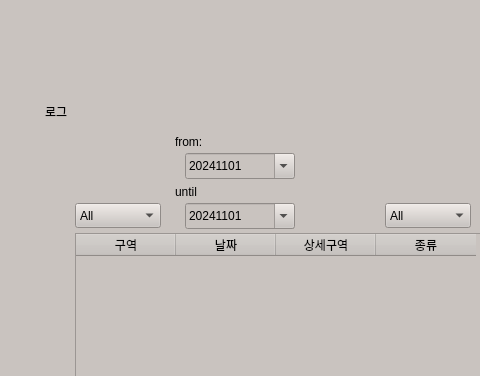
addinedu-ros-6th/ros-repo-3, file client_pc/gui_pkg_ws/src/gui_manager_pkg/gui_manager_pkg/test_gui.ui: the form before one commit; both pictures show x 236 to 716 and y 0 to 376 of the 1027 by 679 pixel window.
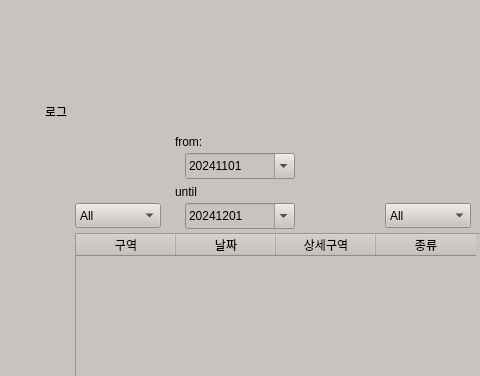
The form after the commit. The open tabs and pages were chosen to show the change. Icons and pictures are not drawn.

Patch:
```diff
--- a/client_pc/gui_pkg_ws/src/gui_manager_pkg/gui_manager_pkg/test_gui.ui
+++ b/client_pc/gui_pkg_ws/src/gui_manager_pkg/gui_manager_pkg/test_gui.ui
@@ -2270,7 +2270,7 @@
              <minute>0</minute>
              <second>0</second>
              <year>2024</year>
-             <month>11</month>
+             <month>12</month>
              <day>1</day>
             </datetime>
            </property>
@@ -2280,6 +2280,13 @@
            <property name="calendarPopup">
             <bool>true</bool>
            </property>
+           <property name="date">
+            <date>
+             <year>2024</year>
+             <month>12</month>
+             <day>1</day>
+            </date>
+           </property>
           </widget>
           <widget class="QComboBox" name="disease_check_box_2">
            <property name="geometry">
```
Left out of the diff: 39 changed lines with no effect on the pictures.
